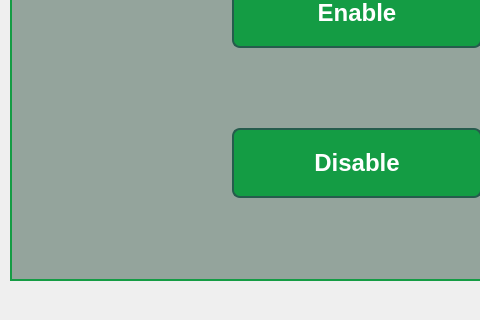
Before: the Qt Designer form mainwindow.ui in WenceslaoFB/InterfazAGV_QT, drawn with Qt 5; both pictures show x 0 to 480 and y 280 to 600 of the 1080 by 600 pixel window.
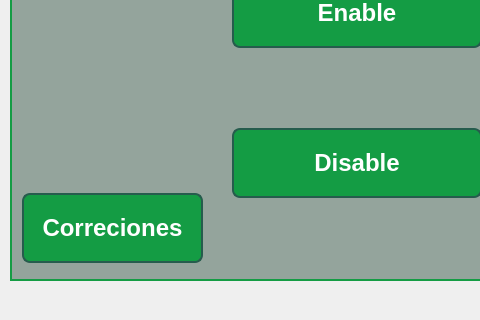
After: the same form once the commit is applied. The open tabs and pages were chosen to show the change.

```diff
--- a/mainwindow.ui
+++ b/mainwindow.ui
@@ -329,6 +329,49 @@
          <string>Enviar</string>
         </property>
        </widget>
+       <widget class="QPushButton" name="but_cambio_mode">
+        <property name="geometry">
+         <rect>
+          <x>10</x>
+          <y>415</y>
+          <width>181</width>
+          <height>70</height>
+         </rect>
+        </property>
+        <property name="maximumSize">
+         <size>
+          <width>16777215</width>
+          <height>70</height>
+         </size>
+        </property>
+        <property name="font">
+         <font>
+          <pointsize>18</pointsize>
+          <bold>true</bold>
+         </font>
+        </property>
+        <property name="styleSheet">
+         <string notr="true">QPushButton {
+    /* Estilo inicial del botón */
+    background-color: #149c44;
+    border: 2px solid #265c4d;
+	color: white;
+    border-radius: 8px;
+    padding: 5px 10px;
+	font-weight: bold;
+}
+
+QPushButton:pressed {
+    /* Estilo del botón cuando está presionado */
+    background-color:  #265c4d;
+    border: 2px solid #265c4d;
+	color: white;
+}</string>
+        </property>
+        <property name="text">
+         <string>Correciones</string>
+        </property>
+       </widget>
       </widget>
       <widget class="QWidget" name="tab_2">
        <attribute name="title">
```
Left out of the diff: 41 changed lines with no effect on the pictures.
